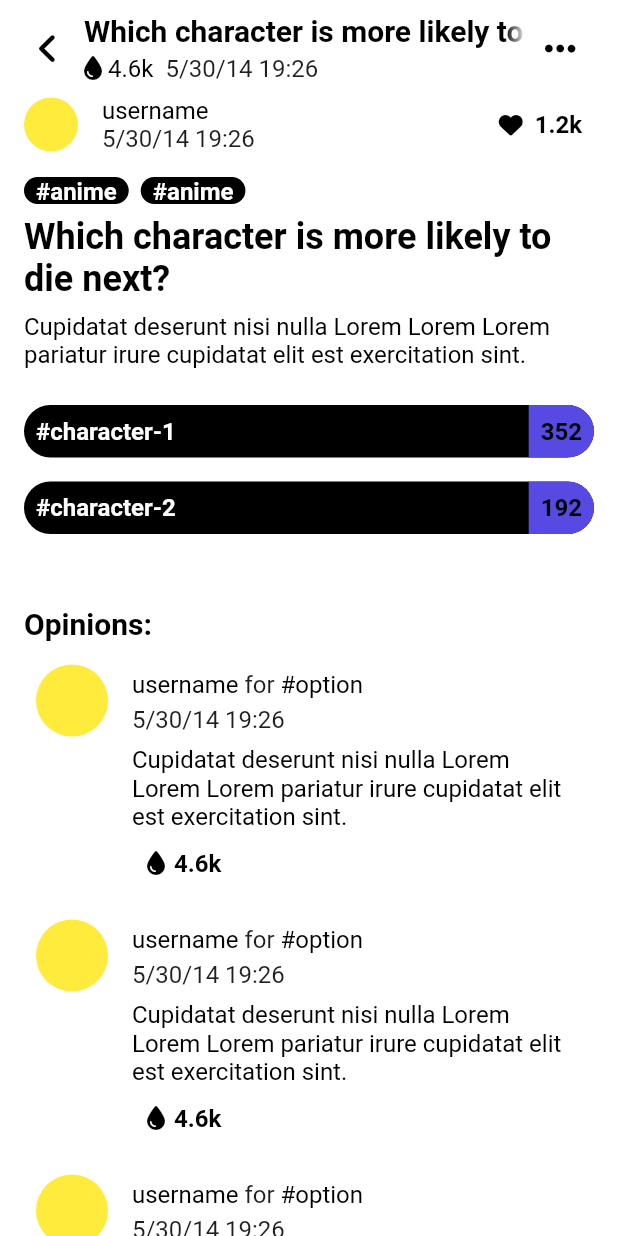
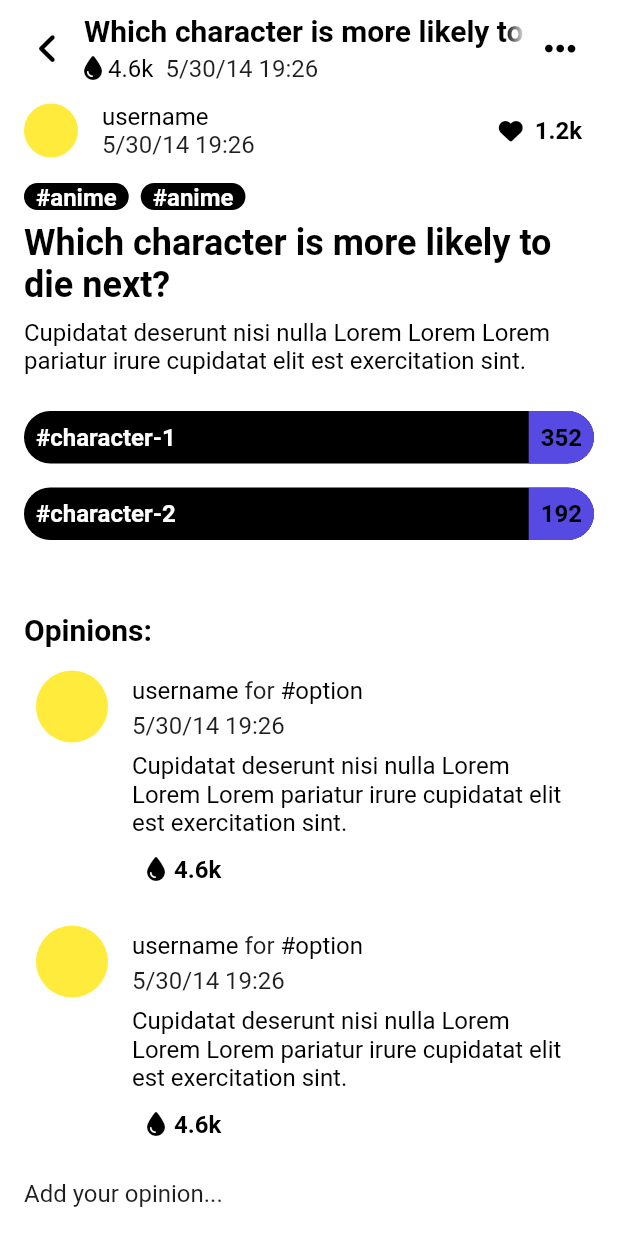
Before and after one commit to emresoysuren/chupp, a Flutter app: the PostPage screen opened directly, on a phone screen of 412 x 824 dp. Run offline on Flutter 3.47's test engine with Material 2 defaults, Android fonts, the phone set to English and light mode, and no system bars; our stand-ins replace firebase_core, font_awesome_flutter, google_fonts; accounts and stored records are empty; Roboto replaces fonts that are missing (Ubuntu).

Commit message:
add opinion widget init

```diff
--- a/lib/pages/side/post.dart
+++ b/lib/pages/side/post.dart
@@ -4,6 +4,7 @@ import 'package:chupp/config/utils.dart';
 import 'package:chupp/widgets/bars/custom/content_bar.dart';
 import 'package:chupp/widgets/buttons/single_plain_text_button.dart';
 import 'package:chupp/widgets/disable_scroll_behavior.dart';
+import 'package:chupp/widgets/posts/add_opinion.dart';
 import 'package:chupp/widgets/posts/poll/poll.dart';
 import 'package:chupp/widgets/posts/user_opinion.dart';
 import 'package:chupp/widgets/tag_chip.dart';
@@ -21,7 +22,7 @@ class PostPage extends StatelessWidget {
       body: DisableScrollBehavior(
         child: SingleChildScrollView(
           child: Padding(
-            padding: const EdgeInsets.symmetric(horizontal: 16),
+            padding: const EdgeInsets.symmetric(horizontal: 16, vertical: 4),
             child: Column(
               crossAxisAlignment: CrossAxisAlignment.start,
               children: [
@@ -120,6 +121,7 @@ class PostPage extends StatelessWidget {
           ),
         ),
       ),
+      bottomNavigationBar: const AddOpinion(),
     );
   }
 }
--- /dev/null
+++ b/lib/widgets/posts/add_opinion.dart
@@ -0,0 +1,64 @@
+import 'package:chupp/config/styles.dart';
+import 'package:chupp/config/utils.dart';
+import 'package:chupp/widgets/buttons/single_button.dart';
+import 'package:flutter/material.dart';
+import 'package:font_awesome_flutter/font_awesome_flutter.dart';
+
+class AddOpinion extends StatefulWidget implements PreferredSizeWidget {
+  const AddOpinion({super.key});
+
+  @override
+  Size get preferredSize => const Size.fromHeight(64);
+
+  @override
+  State<AddOpinion> createState() => _AddOpinionState();
+}
+
+class _AddOpinionState extends State<AddOpinion> {
+  String text = "";
+
+  @override
+  Widget build(BuildContext context) {
+    return Material(
+      color: Utils.theme.current.primaryBg,
+      child: SafeArea(
+        child: Padding(
+          padding: EdgeInsets.fromLTRB(
+            16,
+            4,
+            16,
+            MediaQuery.of(context).viewInsets.bottom + 4,
+          ),
+          child: Row(
+            children: [
+              Expanded(
+                child: TextField(
+                  onChanged: (value) {
+                    setState(() {
+                      text = value;
+                    });
+                  },
+                  style: Styles.text,
+                  decoration: InputDecoration(
+                    hintText: "Add your opinion...",
+                    hintStyle: Styles.subText,
+                    border: InputBorder.none,
+                  ),
+                ),
+              ),
+              if (text.isNotEmpty)
+                SingleButton(
+                  child: FaIcon(
+                    FontAwesomeIcons.solidPaperPlane,
+                    color: Utils.theme.current.primaryItem,
+                    size: 22,
+                  ),
+                  onPressed: () {},
+                ),
+            ],
+          ),
+        ),
+      ),
+    );
+  }
+}
```
